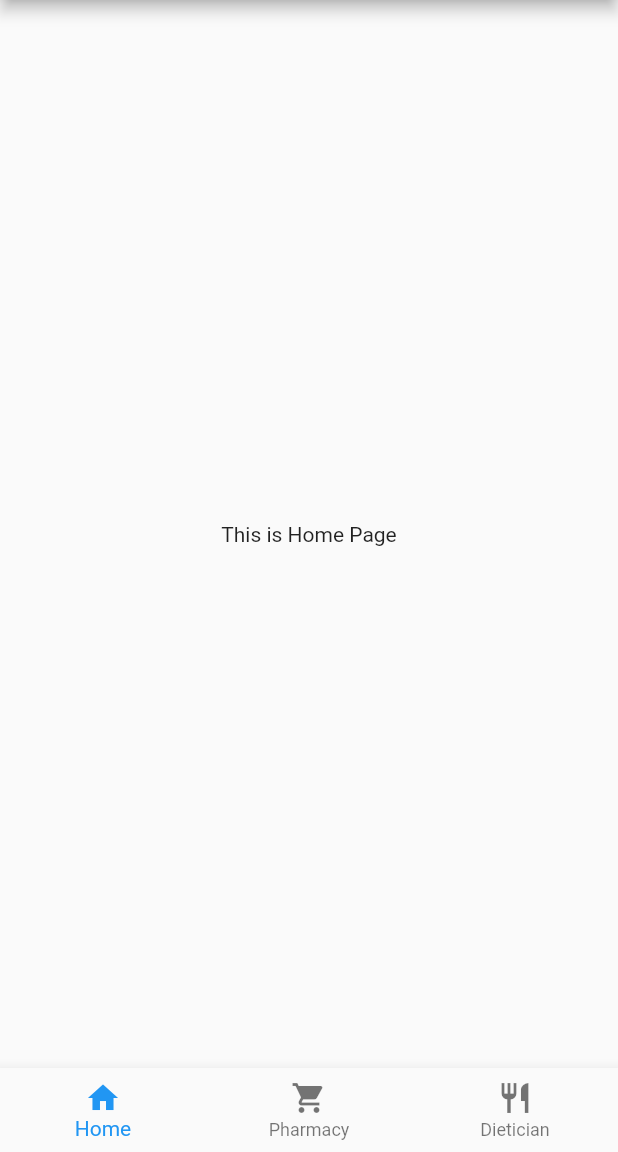
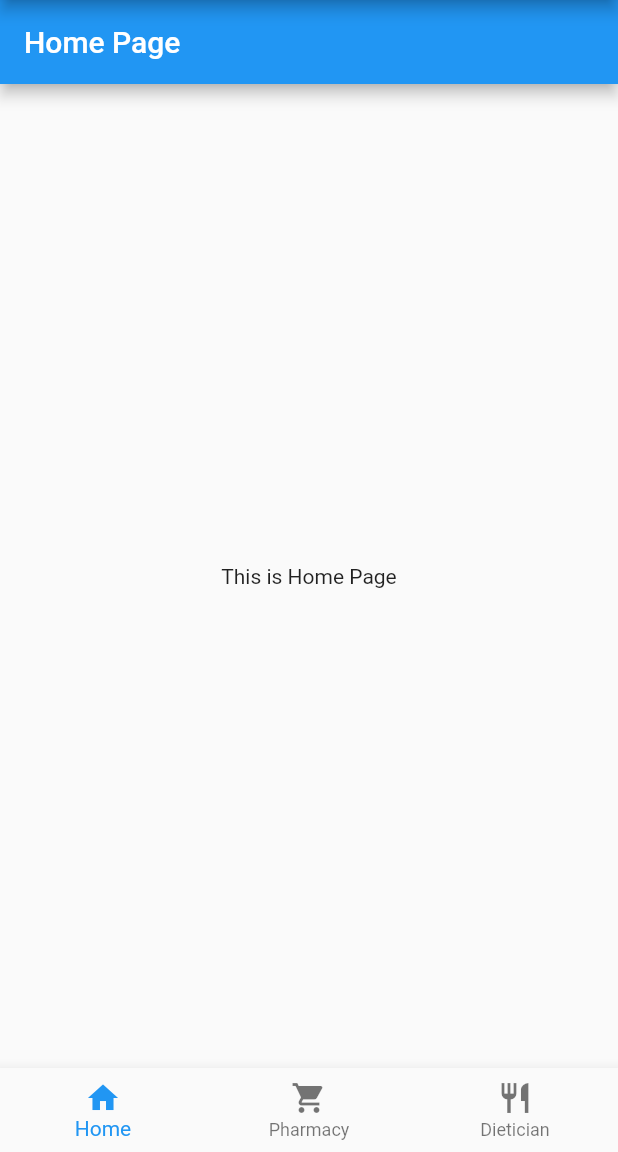
Before and after one commit to angelinetanvy/Lifeline, a Flutter app: the screen it shows after launch, on a phone screen of 412 x 824 dp, the part 84-1236 px from its top. Run offline on Flutter 3.47's test engine with Material 2 defaults, Android fonts, the phone set to English and light mode, and no system bars.

Commit message:
Navigation Routing

```diff
--- a/lifeline_app/lib/main.dart
+++ b/lifeline_app/lib/main.dart
@@ -42,6 +42,11 @@ class MyHomePage extends StatefulWidget {
 
 class _MyHomePageState extends State<MyHomePage> {
   int currIndex = 0;
+  final List<Widget> _children = [
+    HomePage(title: 'Home Page',),
+    PharmacyPage(title: 'Pharmacy Page',),
+    DieticianPage(title: 'Dietician Page'),
+  ];
 
   @override
   Widget build(BuildContext context) {
@@ -49,16 +54,7 @@ class _MyHomePageState extends State<MyHomePage> {
       appBar: AppBar(
         title: Text(widget.title),
       ),
-      body: Center(
-        child: Column(
-          mainAxisAlignment: MainAxisAlignment.center,
-          children: <Widget>[
-            Text(
-              'This is Home Page',
-            ),
-          ],
-        ),
-      ),
+      body: _children[currIndex],
       bottomNavigationBar: BottomNavigationBar(
         currentIndex: currIndex,
         items: [
@@ -85,3 +81,85 @@ class _MyHomePageState extends State<MyHomePage> {
     );
   }
 }
+
+class PharmacyPage extends StatefulWidget {
+  PharmacyPage({Key key, this.title}) : super(key: key);
+
+  final String title;
+
+  @override
+  _PharmacyPageState createState() => _PharmacyPageState();
+}
+
+
+class _PharmacyPageState extends State<PharmacyPage> {
+
+  @override
+  Widget build(BuildContext context) {
+    return Scaffold(
+      appBar: AppBar(
+        title: Text(widget.title),
+      ),
+      body: Center(
+        child: Column(
+          mainAxisAlignment: MainAxisAlignment.center,
+          children: <Widget>[Text('This is Pharmacy Page',),],
+        ),
+      ),
+    );
+  }
+}
+
+class DieticianPage extends StatefulWidget {
+  DieticianPage({Key key, this.title}) : super(key: key);
+
+  final String title;
+
+  @override
+  _DieticianPageState createState() => _DieticianPageState();
+}
+
+class _DieticianPageState extends State<DieticianPage> {
+
+  @override
+  Widget build(BuildContext context) {
+    return Scaffold(
+      appBar: AppBar(
+        title: Text(widget.title),
+      ),
+      body: Center(
+        child: Column(
+          mainAxisAlignment: MainAxisAlignment.center,
+          children: <Widget>[Text('This is Dietician Page',),],
+        ),
+      ),
+    );
+  }
+}
+
+class HomePage extends StatefulWidget {
+  HomePage({Key key, this.title}) : super(key: key);
+
+  final String title;
+
+  @override
+  _HomePageState createState() => _HomePageState();
+}
+
+class _HomePageState extends State<HomePage> {
+
+  @override
+  Widget build(BuildContext context) {
+    return Scaffold(
+      appBar: AppBar(
+        title: Text(widget.title),
+      ),
+      body: Center(
+        child: Column(
+          mainAxisAlignment: MainAxisAlignment.center,
+          children: <Widget>[Text('This is Home Page',),],
+        ),
+      ),
+    );
+  }
+}
```
